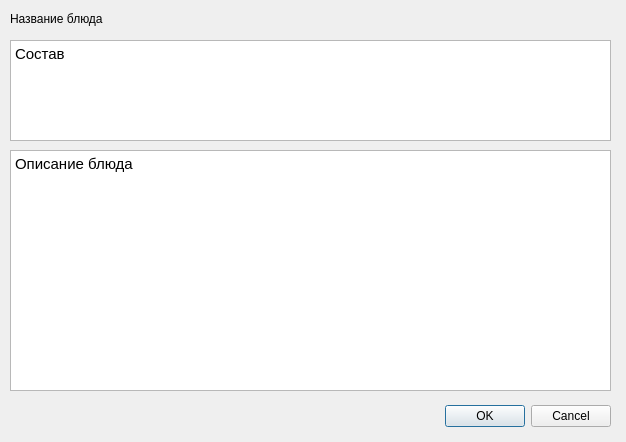
First picture: the form in detaileddialog.ui, repository Dr-Neiron/QtCookBook, before the edit.
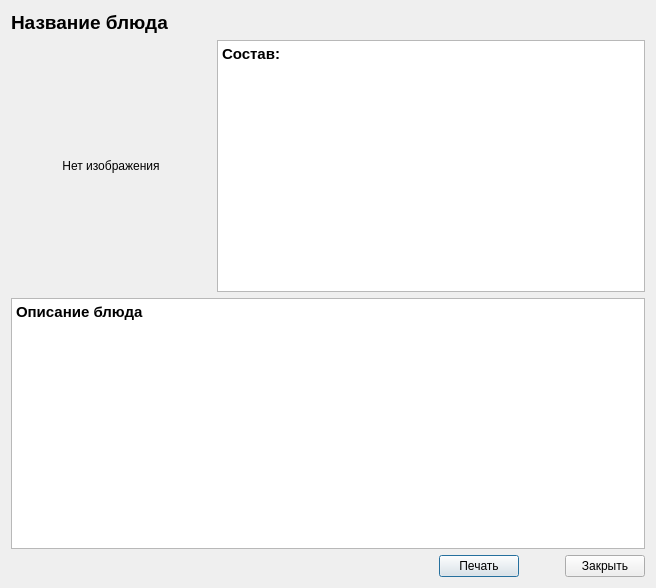
Second picture: the form after the edit.

Diff of the .ui file:
```diff
--- a/detaileddialog.ui
+++ b/detaileddialog.ui
@@ -6,76 +6,138 @@
    <rect>
     <x>0</x>
     <y>0</y>
-    <width>626</width>
-    <height>442</height>
+    <width>656</width>
+    <height>588</height>
    </rect>
   </property>
   <property name="windowTitle">
    <string>Dialog</string>
   </property>
-  <widget class="QDialogButtonBox" name="buttonBox">
-   <property name="geometry">
-    <rect>
-     <x>270</x>
-     <y>400</y>
-     <width>341</width>
-     <height>32</height>
-    </rect>
-   </property>
-   <property name="orientation">
-    <enum>Qt::Horizontal</enum>
-   </property>
-   <property name="standardButtons">
-    <set>QDialogButtonBox::Cancel|QDialogButtonBox::Ok</set>
-   </property>
-  </widget>
-  <widget class="QLabel" name="name_label">
-   <property name="geometry">
-    <rect>
-     <x>10</x>
-     <y>10</y>
-     <width>131</width>
-     <height>17</height>
-    </rect>
-   </property>
-   <property name="text">
-    <string>Название блюда</string>
-   </property>
-  </widget>
-  <widget class="QTextBrowser" name="description_textBrowser">
-   <property name="geometry">
-    <rect>
-     <x>10</x>
-     <y>150</y>
-     <width>601</width>
-     <height>241</height>
-    </rect>
-   </property>
-   <property name="html">
-    <string>&lt;!DOCTYPE HTML PUBLIC &quot;-//W3C//DTD HTML 4.0//EN&quot; &quot;http://www.w3.org/TR/REC-html40/strict.dtd&quot;&gt;
+  <layout class="QVBoxLayout" name="verticalLayout">
+   <item>
+    <layout class="QHBoxLayout" name="horizontalLayout">
+     <item>
+      <widget class="QLabel" name="name_label">
+       <property name="font">
+        <font>
+         <pointsize>14</pointsize>
+         <weight>75</weight>
+         <bold>true</bold>
+        </font>
+       </property>
+       <property name="text">
+        <string>Название блюда</string>
+       </property>
+      </widget>
+     </item>
+     <item>
+      <spacer name="horizontalSpacer">
+       <property name="orientation">
+        <enum>Qt::Horizontal</enum>
+       </property>
+       <property name="sizeHint" stdset="0">
+        <size>
+         <width>40</width>
+         <height>20</height>
+        </size>
+       </property>
+      </spacer>
+     </item>
+    </layout>
+   </item>
+   <item>
+    <layout class="QHBoxLayout" name="horizontalLayout_3">
+     <item>
+      <widget class="QLabel" name="image_label">
+       <property name="minimumSize">
+        <size>
+         <width>200</width>
+         <height>200</height>
+        </size>
+       </property>
+       <property name="frameShadow">
+        <enum>QFrame::Plain</enum>
+       </property>
+       <property name="text">
+        <string>Нет изображения</string>
+       </property>
+       <property name="alignment">
+        <set>Qt::AlignCenter</set>
+       </property>
+      </widget>
+     </item>
+     <item>
+      <widget class="QTextBrowser" name="consist_textBrowser">
+       <property name="html">
+        <string>&lt;!DOCTYPE HTML PUBLIC &quot;-//W3C//DTD HTML 4.0//EN&quot; &quot;http://www.w3.org/TR/REC-html40/strict.dtd&quot;&gt;
 &lt;html&gt;&lt;head&gt;&lt;meta name=&quot;qrichtext&quot; content=&quot;1&quot; /&gt;&lt;style type=&quot;text/css&quot;&gt;
 p, li { white-space: pre-wrap; }
 &lt;/style&gt;&lt;/head&gt;&lt;body style=&quot; font-family:'Ubuntu'; font-size:11pt; font-weight:400; font-style:normal;&quot;&gt;
-&lt;p style=&quot; margin-top:0px; margin-bottom:0px; margin-left:0px; margin-right:0px; -qt-block-indent:0; text-indent:0px;&quot;&gt;Описание блюда&lt;/p&gt;&lt;/body&gt;&lt;/html&gt;</string>
-   </property>
-  </widget>
-  <widget class="QTextBrowser" name="consist_textBrowser">
-   <property name="geometry">
-    <rect>
-     <x>10</x>
-     <y>40</y>
-     <width>601</width>
-     <height>101</height>
-    </rect>
-   </property>
-   <property name="html">
-    <string>&lt;!DOCTYPE HTML PUBLIC &quot;-//W3C//DTD HTML 4.0//EN&quot; &quot;http://www.w3.org/TR/REC-html40/strict.dtd&quot;&gt;
+&lt;p style=&quot; margin-top:0px; margin-bottom:0px; margin-left:0px; margin-right:0px; -qt-block-indent:0; text-indent:0px;&quot;&gt;&lt;span style=&quot; font-weight:600;&quot;&gt;Состав:&lt;/span&gt;&lt;/p&gt;&lt;/body&gt;&lt;/html&gt;</string>
+       </property>
+      </widget>
+     </item>
+    </layout>
+   </item>
+   <item>
+    <widget class="QTextBrowser" name="description_textBrowser">
+     <property name="html">
+      <string>&lt;!DOCTYPE HTML PUBLIC &quot;-//W3C//DTD HTML 4.0//EN&quot; &quot;http://www.w3.org/TR/REC-html40/strict.dtd&quot;&gt;
 &lt;html&gt;&lt;head&gt;&lt;meta name=&quot;qrichtext&quot; content=&quot;1&quot; /&gt;&lt;style type=&quot;text/css&quot;&gt;
 p, li { white-space: pre-wrap; }
 &lt;/style&gt;&lt;/head&gt;&lt;body style=&quot; font-family:'Ubuntu'; font-size:11pt; font-weight:400; font-style:normal;&quot;&gt;
-&lt;p style=&quot; margin-top:0px; margin-bottom:0px; margin-left:0px; margin-right:0px; -qt-block-indent:0; text-indent:0px;&quot;&gt;Состав&lt;/p&gt;&lt;/body&gt;&lt;/html&gt;</string>
-   </property>
-  </widget>
+&lt;p style=&quot; margin-top:0px; margin-bottom:0px; margin-left:0px; margin-right:0px; -qt-block-indent:0; text-indent:0px;&quot;&gt;&lt;span style=&quot; font-weight:600;&quot;&gt;Описание блюда&lt;/span&gt;&lt;/p&gt;&lt;/body&gt;&lt;/html&gt;</string>
+     </property>
+    </widget>
+   </item>
+   <item>
+    <layout class="QHBoxLayout" name="horizontalLayout_2">
+     <item>
+      <spacer name="horizontalSpacer_3">
+       <property name="orientation">
+        <enum>Qt::Horizontal</enum>
+       </property>
+       <property name="sizeHint" stdset="0">
+        <size>
+         <width>40</width>
+         <height>20</height>
+        </size>
+       </property>
+      </spacer>
+     </item>
+     <item>
+      <widget class="QPushButton" name="print_pushButton">
+       <property name="text">
+        <string>Печать</string>
+       </property>
+      </widget>
+     </item>
+     <item>
+      <spacer name="horizontalSpacer_2">
+       <property name="orientation">
+        <enum>Qt::Horizontal</enum>
+       </property>
+       <property name="sizeType">
+        <enum>QSizePolicy::Maximum</enum>
+       </property>
+       <property name="sizeHint" stdset="0">
+        <size>
+         <width>40</width>
+         <height>20</height>
+        </size>
+       </property>
+      </spacer>
+     </item>
+     <item>
+      <widget class="QPushButton" name="close_pushButton">
+       <property name="text">
+        <string>Закрыть</string>
+       </property>
+      </widget>
+     </item>
+    </layout>
+   </item>
+  </layout>
  </widget>
  <resources/>
  <connections>
```
Left out of the diff: 30 changed lines with no effect on the pictures.
